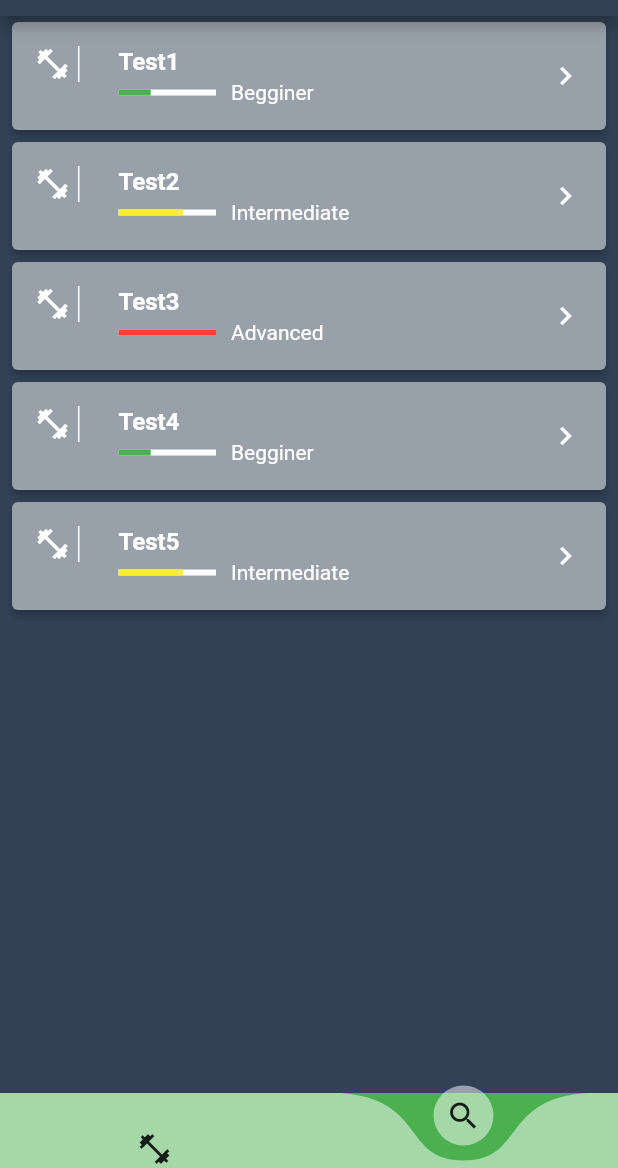
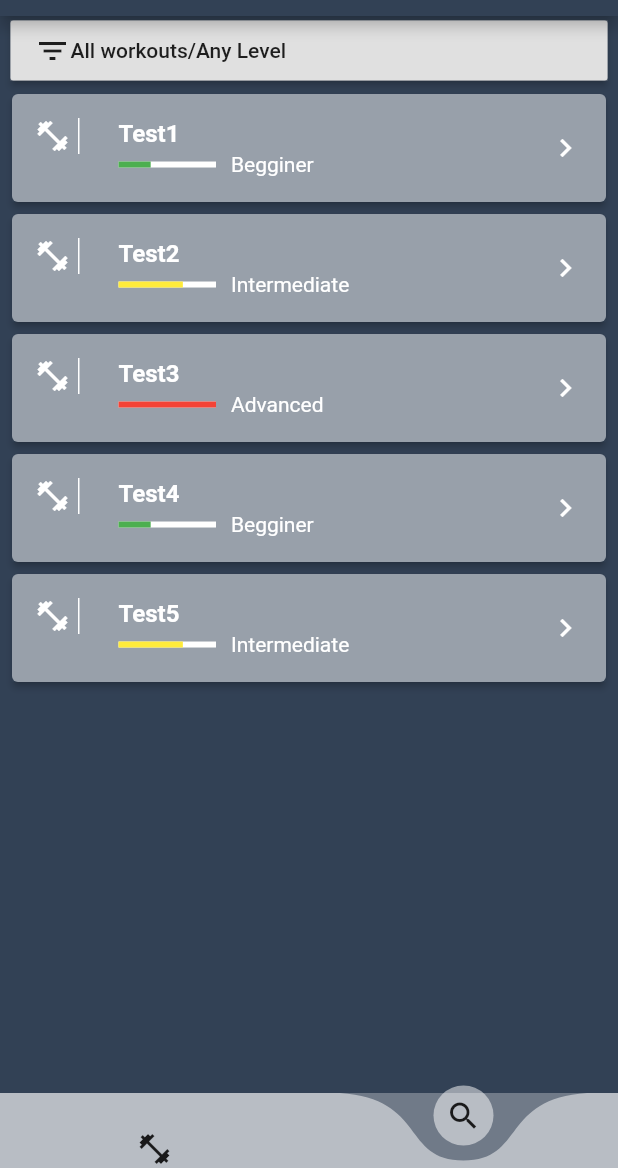
Before and after one commit to Aleksanderdir/sport, a Flutter app: the screen it shows once a user with an empty profile is signed in, item 2 of the bottom bar chosen, on a phone screen of 412 x 824 dp, the part 68-1236 px from its top. Run offline on Flutter 3.47's test engine with Material 2 defaults, Android fonts, the phone set to English and light mode, and no system bars; drawn by our look-alikes of curved_navigation_bar; our stand-ins replace firebase_auth, fluttertoast; missing offline and left inert: cloud_firestore_web, firebase_auth_web, firebase_core_web; accounts and stored records are empty.

Commit message:
workouts Filter

```diff
--- a/lib/componnents/workouts-list.dart
+++ b/lib/componnents/workouts-list.dart
@@ -1,7 +1,18 @@
 import 'package:flutter/material.dart';
 import 'package:pulse_gym/domain/workout.dart';
 
-class WorkoutsLists extends StatelessWidget {
+class WorkoutsLists extends StatefulWidget {
+  @override
+  _WorkoutsListsState createState() => _WorkoutsListsState();
+}
+
+class _WorkoutsListsState extends State<WorkoutsLists> {
+  @override
+  void initState() {
+    clearFilter();
+    super.initState();
+  }
+
   final workouts = <Workout>[
     Workout(
         title: 'Test1',
@@ -29,12 +40,41 @@ class WorkoutsLists extends StatelessWidget {
         description: 'Test Workout',
         level: 'Intermediate'),
   ];
+  var filterOnlyMyWorkouts = false;
+  var filterTitle = '';
+  var filterTitleController = TextEditingController();
+  var filterLevel = 'Any Level';
+  var filterText = '';
+  var filterHeght = 0.0;
+
+  List<Workout> filter() {
+    setState(() {
+      filterText = filterOnlyMyWorkouts ? 'My Worcouts' : 'All worcouts';
+      filterText += '/' + filterLevel;
+      print(filterTitle);
+      if (filterTitle.isNotEmpty) filterText += '/' + filterTitle;
+      filterHeght = 0;
+    });
+
+    var list = workouts;
+    return list;
+  }
+
+  List<Workout> clearFilter() {
+    setState(() {
+      filterText = 'All workouts/Any Level';
+      filterOnlyMyWorkouts = false;
+      filterTitle = '';
+      filterLevel = 'Any Level';
+      filterTitleController.clear();
+      filterHeght = 0;
+    });
+  }
 
   @override
   Widget build(BuildContext context) {
     // TODO: implement build
-    return Container(
-      child: Container(
+    var workoutsList = Expanded(
       child: ListView.builder(
           itemCount: workouts.length,
           itemBuilder: (context, i) {
@@ -76,7 +116,108 @@ class WorkoutsLists extends StatelessWidget {
               ),
             );
           }),
+    );
+    var filterInfo = Container(
+      margin: EdgeInsets.only(top: 3, left: 7, right: 7, bottom: 5),
+      decoration: BoxDecoration(color: Colors.white.withOpacity(0.5)),
+      height: 40,
+      child: RaisedButton(
+        child: Row(
+          children: <Widget>[
+            Icon(Icons.filter_list),
+            Text(
+              filterText,
+              style: TextStyle(),
+              overflow: TextOverflow.ellipsis,
+            )
+          ],
         ),
+        onPressed: () {
+          setState(() {
+            filterHeght = (filterHeght == 0.0 ? 280.0 : 0.0);
+          });
+        },
+      ),
+    );
+
+    var levelMenuItems = <String>[
+      'Any Level',
+      'Beginner',
+      'Intermediate',
+      'Advanced'
+    ].map((String value) {
+      return new DropdownMenuItem<String>(
+        value: value,
+        child: new Text(value),
+      );
+    }).toList();
+    var filterForm = AnimatedContainer(
+      margin: EdgeInsets.symmetric(vertical: 0.0, horizontal: 7),
+      child: Card(
+        child: Padding(
+          padding: const EdgeInsets.all(8.0),
+          child: Column(
+            children: [
+              SwitchListTile(
+                  title: const Text('Only My Workouts'),
+                  value: filterOnlyMyWorkouts,
+                  onChanged: (bool val) =>
+                      setState(() => filterOnlyMyWorkouts = val)),
+              DropdownButtonFormField<String>(
+                decoration: const InputDecoration(labelText: 'Level'),
+                items: levelMenuItems,
+                value: filterLevel,
+                onChanged: (String val) => setState(() => filterLevel = val),
+              ),
+              TextFormField(
+                controller: filterTitleController,
+                decoration: const InputDecoration(labelText: 'Title'),
+                onChanged: (String val) => setState(() => filterTitle = val),
+              ),
+              Row(
+                children: <Widget>[
+                  Expanded(
+                    flex: 1,
+                    child: RaisedButton(
+                      onPressed: () {
+                        filter();
+                      },
+                      child:
+                          Text('Apply', style: TextStyle(color: Colors.white)),
+                      color: Theme.of(context).primaryColor,
+                    ),
+                  ),
+                  SizedBox(width: 10),
+                  Expanded(
+                    flex: 1,
+                    child: RaisedButton(
+                      onPressed: () {
+                        clearFilter();
+                      },
+                      child: Text(
+                        'Clear',
+                        style: TextStyle(color: Colors.white),
+                      ),
+                      color: Colors.red,
+                    ),
+                  )
+                ],
+              ),
+            ],
+          ),
+        ),
+      ),
+      duration: const Duration(milliseconds: 400),
+      curve: Curves.fastOutSlowIn,
+      height: filterHeght,
+    );
+
+    return Column(
+      children: <Widget>[
+        filterInfo,
+        filterForm,
+        workoutsList,
+      ],
     );
   }
 }
--- a/lib/screens/home.dart
+++ b/lib/screens/home.dart
@@ -15,6 +15,19 @@ class _HomePageState extends State<HomePage> {
   @override
   Widget build(BuildContext context) {
     // TODO: implement build
+    var navigationBar = CurvedNavigationBar(
+      items: const <Widget>[Icon(Icons.fitness_center), Icon(Icons.search)],
+      index: 0,
+      height: 50,
+      color: Colors.white.withOpacity(0.5),
+      backgroundColor: Colors.white30,
+      buttonBackgroundColor: Colors.white.withOpacity(0.5),
+      animationCurve: Curves.easeInOut,
+      animationDuration: Duration(microseconds: 500),
+      onTap: (int index) {
+        setState(() => sectionIndex = index);
+      },
+    );
     return Container(
       child: SafeArea(
         child: Scaffold(
@@ -36,22 +49,7 @@ class _HomePageState extends State<HomePage> {
             ],
           ),
           body: sectionIndex == 0 ? ActiveWorkouts() : WorkoutsLists(),
-          bottomNavigationBar: CurvedNavigationBar(
-            items: const <Widget>[
-              Icon(Icons.fitness_center),
-              Icon(Icons.search)
-            ],
-            index: 0,
-            height: 50,
-            color: Colors.white.withOpacity(0.5),
-            backgroundColor: Colors.green,
-            buttonBackgroundColor: Colors.white.withOpacity(0.5),
-            animationCurve: Curves.easeInOut,
-            animationDuration: Duration(microseconds: 1000),
-            onTap: (int index) {
-              setState(() => sectionIndex = index);
-            },
-          ),
+          bottomNavigationBar: navigationBar,
         ),
       ),
     );
```
Also changed, not shown: 2 other files. Lines whose indentation alone changed are shown as unchanged.
